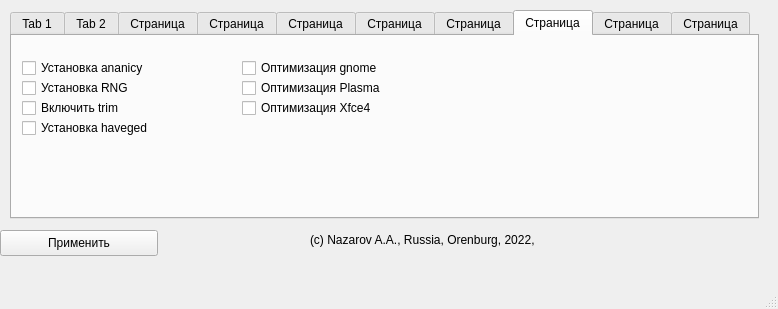
This is mainwindow.ui in ArtNazarov/arch-post-installer as Qt 5 draws it before an edit. The edited form follows.
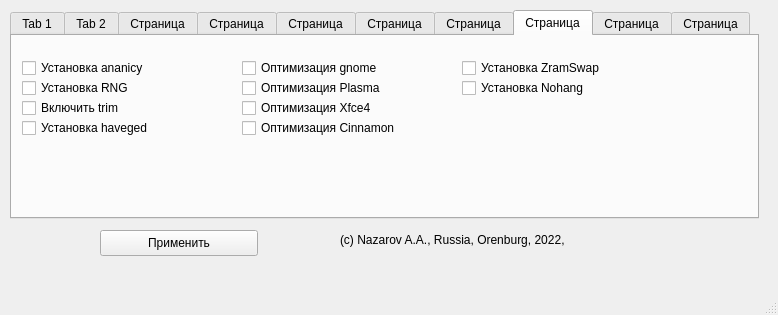
This is the edited form. The open tabs and pages were chosen to show the change.

Commit message: refactoring;added zram,hohang;cinnamon optimization

```diff
--- a/mainwindow.ui
+++ b/mainwindow.ui
@@ -7,7 +7,7 @@
     <x>0</x>
     <y>0</y>
     <width>778</width>
-    <height>309</height>
+    <height>315</height>
    </rect>
   </property>
   <property name="sizePolicy">
@@ -26,7 +26,7 @@
    <widget class="QLabel" name="lblAuthor">
     <property name="geometry">
      <rect>
-      <x>310</x>
+      <x>340</x>
       <y>230</y>
       <width>421</width>
       <height>20</height>
@@ -39,7 +39,7 @@
    <widget class="QPushButton" name="pushButton">
     <property name="geometry">
      <rect>
-      <x>0</x>
+      <x>100</x>
       <y>230</y>
       <width>158</width>
       <height>26</height>
@@ -646,6 +646,45 @@
        <string>Оптимизация Xfce4</string>
       </property>
      </widget>
+     <widget class="QCheckBox" name="chkCinnamonOptimization">
+      <property name="geometry">
+       <rect>
+        <x>230</x>
+        <y>80</y>
+        <width>191</width>
+        <height>24</height>
+       </rect>
+      </property>
+      <property name="text">
+       <string>Оптимизация Cinnamon</string>
+      </property>
+     </widget>
+     <widget class="QCheckBox" name="chkInstallZramSwap">
+      <property name="geometry">
+       <rect>
+        <x>450</x>
+        <y>20</y>
+        <width>171</width>
+        <height>24</height>
+       </rect>
+      </property>
+      <property name="text">
+       <string>Установка ZramSwap</string>
+      </property>
+     </widget>
+     <widget class="QCheckBox" name="chkInstallNohang">
+      <property name="geometry">
+       <rect>
+        <x>450</x>
+        <y>40</y>
+        <width>171</width>
+        <height>24</height>
+       </rect>
+      </property>
+      <property name="text">
+       <string>Установка Nohang</string>
+      </property>
+     </widget>
     </widget>
     <widget class="QWidget" name="tabEtcApps">
      <attribute name="title">
```
Left out of the diff: 2 changed lines with no effect on the pictures. The commit also changes 47 other files.
